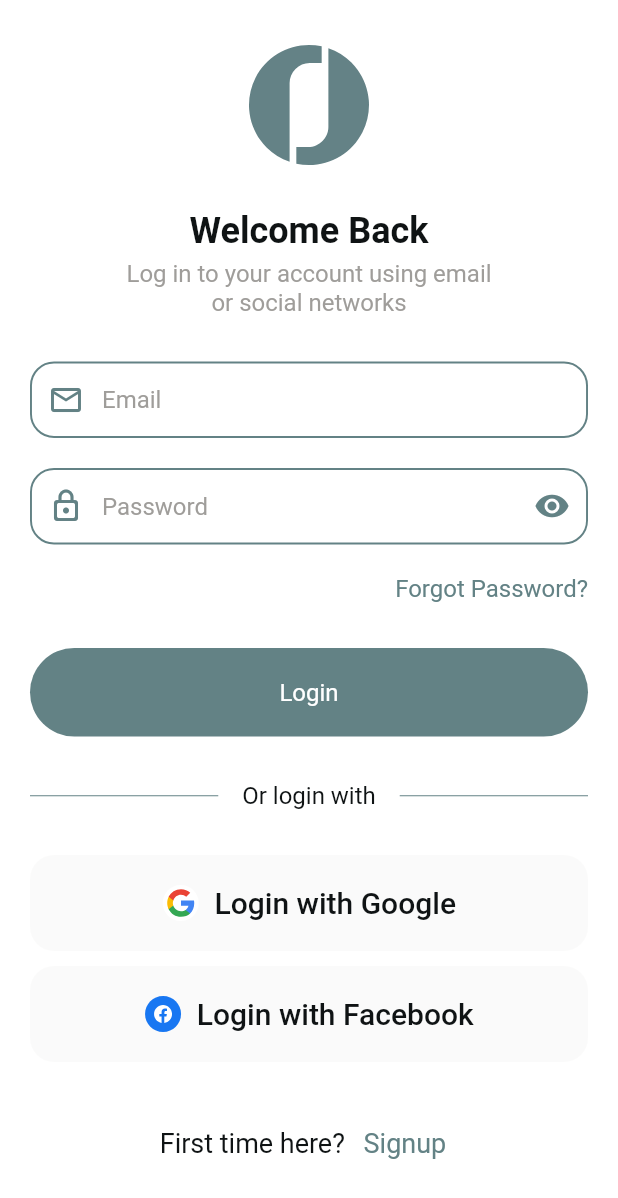
After one commit to mahmoudkamal14/fitme, a Flutter app: the LoginScreen screen opened by its route, after a tap on "Login", on a phone screen of 412 x 824 dp. The commit adds this screen. Shown: the top 1198 px of the screen. Run offline on Flutter 3.47's test engine with Material 3 defaults, Android fonts, the phone set to English and light mode, and no system bars; our stand-ins replace dio, flutter_bloc, flutter_screenutil, flutter_secure_storage, flutter_svg, get_it and 2 more; accounts and stored records are empty; generated files the repository leaves out were written again; network calls fail; Roboto replaces fonts that are missing (Poppins).

Commit message:
Login Screen Logic Done

```diff
--- /dev/null
+++ b/lib/core/networking/api_constants.dart
@@ -0,0 +1,4 @@
+class ApiConstants {
+  static const String baseUrl = 'http://mentorea.runasp.net';
+  static const String login = '/Auth/login';
+}
--- /dev/null
+++ b/lib/core/networking/api_result.dart
@@ -0,0 +1,18 @@
+abstract class ApiResult<T> {
+  const ApiResult();
+
+  factory ApiResult.success(T data) = Success;
+  factory ApiResult.failure(String message) = Failure;
+}
+
+class Success<T> extends ApiResult<T> {
+  final T data;
+
+  Success(this.data);
+}
+
+class Failure<T> extends ApiResult<T> {
+  final String message;
+
+  Failure(this.message);
+}
--- a/lib/core/routes/app_router.dart
+++ b/lib/core/routes/app_router.dart
@@ -1,4 +1,5 @@
 import 'package:fitme/core/routes/routes.dart';
+import 'package:fitme/feature/auth/presentation/screen/home_screen.dart';
 import 'package:fitme/feature/auth/presentation/screen/login_screen.dart';
 import 'package:fitme/feature/onboarding/screens/on_boarding_screen.dart';
 import 'package:flutter/material.dart';
@@ -10,6 +11,8 @@ class AppRouter {
         return MaterialPageRoute(builder: (_) => OnBoardingScreen());
       case Routes.loginScreen:
         return MaterialPageRoute(builder: (_) => LoginScreen());
+      case Routes.homeScreen:
+        return MaterialPageRoute(builder: (_) => HomeScreen());
     }
     return null;
   }
--- /dev/null
+++ b/lib/feature/auth/data/datasource/auth_dependency.dart
@@ -0,0 +1,19 @@
+import 'package:dio/dio.dart';
+import 'package:fitme/feature/auth/data/datasource/authentication_data_source.dart';
+import 'package:fitme/feature/auth/data/repository/auth_repository.dart';
+import 'package:fitme/feature/auth/presentation/logic/login_cubit.dart';
+import 'package:get_it/get_it.dart';
+
+final getIt = GetIt.instance;
+
+void authDependency() {
+  Dio dio = Dio();
+
+  getIt.registerLazySingleton<AuthenticationDataSource>(
+    () => AuthenticationDataSource(dio),
+  );
+
+  getIt.registerLazySingleton<AuthRepository>(() => AuthRepository(getIt()));
+
+  getIt.registerFactory<LoginCubit>(() => LoginCubit(getIt()));
+}
--- /dev/null
+++ b/lib/feature/auth/data/datasource/authentication_data_source.dart
@@ -0,0 +1,15 @@
+import 'package:dio/dio.dart';
+import 'package:fitme/core/networking/api_constants.dart';
+import 'package:fitme/feature/auth/data/model/login_request_body.dart';
+import 'package:fitme/feature/auth/data/model/login_response_model.dart';
+import 'package:retrofit/retrofit.dart';
+
+part 'authentication_data_source.g.dart';
+
+@RestApi(baseUrl: ApiConstants.baseUrl)
+abstract class AuthenticationDataSource {
+  factory AuthenticationDataSource(Dio dio) = _AuthenticationDataSource;
+
+  @POST(ApiConstants.login)
+  Future<LoginResponseModel> login(@Body() LoginRequestBody loginRequestBody);
+}
--- /dev/null
+++ b/lib/feature/auth/data/model/login_request_body.dart
@@ -0,0 +1,13 @@
+import 'package:json_annotation/json_annotation.dart';
+
+part 'login_request_body.g.dart';
+
+@JsonSerializable(createFactory: false)
+class LoginRequestBody {
+  final String? email;
+  final String? password;
+
+  LoginRequestBody({required this.email, required this.password});
+
+  Map<String, dynamic> toJson() => _$LoginRequestBodyToJson(this);
+}
--- /dev/null
+++ b/lib/feature/auth/data/model/login_response_model.dart
@@ -0,0 +1,27 @@
+import 'package:json_annotation/json_annotation.dart';
+
+part 'login_response_model.g.dart';
+
+@JsonSerializable(createToJson: false)
+class LoginResponseModel {
+  final String? name;
+  final String? id;
+  final String? email;
+  final String? token;
+  final String? expiresIn;
+  final String? refreshToken;
+  final String? refreshTokenExpiration;
+
+  LoginResponseModel({
+    required this.name,
+    required this.id,
+    required this.email,
+    required this.token,
+    required this.expiresIn,
+    required this.refreshToken,
+    required this.refreshTokenExpiration,
+  });
+
+  factory LoginResponseModel.fromJson(Map<String, dynamic> json) =>
+      _$LoginResponseModelFromJson(json);
+}
--- /dev/null
+++ b/lib/feature/auth/data/repository/auth_repository.dart
@@ -0,0 +1,22 @@
+import 'package:fitme/core/networking/api_result.dart';
+import 'package:fitme/feature/auth/data/datasource/authentication_data_source.dart';
+import 'package:fitme/feature/auth/data/model/login_request_body.dart';
+import 'package:fitme/feature/auth/data/model/login_response_model.dart';
+
+class AuthRepository {
+  final AuthenticationDataSource _dataSource;
+
+  AuthRepository(this._dataSource);
+
+  Future<ApiResult<LoginResponseModel>> login(
+    LoginRequestBody loginRequestBody,
+  ) async {
+    try {
+      final result = await _dataSource.login(loginRequestBody);
+
+      return ApiResult.success(result);
+    } catch (e) {
+      return ApiResult.failure(e.toString());
+    }
+  } // 50 10 2
+}
--- /dev/null
+++ b/lib/feature/auth/presentation/logic/login_cubit.dart
@@ -0,0 +1,34 @@
+import 'package:fitme/core/networking/api_result.dart';
+import 'package:fitme/feature/auth/data/model/login_request_body.dart';
+import 'package:fitme/feature/auth/data/model/login_response_model.dart';
+import 'package:fitme/feature/auth/data/repository/auth_repository.dart';
+import 'package:fitme/feature/auth/presentation/logic/login_state.dart';
+import 'package:flutter/widgets.dart';
+import 'package:flutter_bloc/flutter_bloc.dart';
+
+class LoginCubit extends Cubit<LoginState> {
+  final AuthRepository _repository;
+  LoginCubit(this._repository) : super(LoginInitial());
+
+  TextEditingController emailController = TextEditingController();
+  TextEditingController passwordController = TextEditingController();
+
+  static LoginCubit get(context) => BlocProvider.of(context);
+
+  // LoginResponseModel? userModel;
+
+  Future<void> login() async {
+    emit(LoginLoadingState());
+    final response = await _repository.login(
+      LoginRequestBody(
+        email: emailController.text,
+        password: passwordController.text,
+      ),
+    );
+    if (response is Success<LoginResponseModel>) {
+      emit(LoginSuccesState());
+    } else if (response is Failure) {
+      emit(LoginErrorState(message: response.toString()));
+    }
+  }
+}
--- /dev/null
+++ b/lib/feature/auth/presentation/logic/login_state.dart
@@ -0,0 +1,13 @@
+abstract class LoginState {}
+
+final class LoginInitial extends LoginState {}
+
+final class LoginLoadingState extends LoginState {}
+
+final class LoginSuccesState extends LoginState {}
+
+final class LoginErrorState extends LoginState {
+  final String message;
+
+  LoginErrorState({required this.message});
+}
--- /dev/null
+++ b/lib/feature/auth/presentation/screen/home_screen.dart
@@ -0,0 +1,10 @@
+import 'package:flutter/material.dart';
+
+class HomeScreen extends StatelessWidget {
+  const HomeScreen({super.key});
+
+  @override
+  Widget build(BuildContext context) {
+    return Scaffold(appBar: AppBar(title: Text('Login Screen')));
+  }
+}
--- a/lib/feature/auth/presentation/screen/login_screen.dart
+++ b/lib/feature/auth/presentation/screen/login_screen.dart
@@ -1,3 +1,4 @@
+import 'package:fitme/feature/auth/presentation/widgets/login_bloc_listener.dart';
 import 'package:fitme/feature/auth/presentation/widgets/login_form_widget.dart';
 import 'package:fitme/feature/auth/presentation/widgets/login_social_media_widget.dart';
 import 'package:fitme/feature/auth/presentation/widgets/login_welcome_message_widget.dart';
@@ -11,10 +12,12 @@ class LoginScreen extends StatelessWidget {
 
   @override
   Widget build(BuildContext context) {
-    return Scaffold(
+    return LoginBlocListener(
+      child: Scaffold(
         body: SafeArea(
           child: Padding(
             padding: EdgeInsets.symmetric(horizontal: 20.w),
+            child: SingleChildScrollView(
               child: Column(
                 spacing: 30.h,
                 mainAxisAlignment: MainAxisAlignment.start,
@@ -28,6 +31,8 @@ class LoginScreen extends StatelessWidget {
               ),
             ),
           ),
+        ),
+      ),
     );
   }
 }
--- /dev/null
+++ b/lib/feature/auth/presentation/widgets/login_bloc_listener.dart
@@ -0,0 +1,28 @@
+import 'package:fitme/core/helper/utils/extentions.dart';
+import 'package:fitme/core/routes/routes.dart';
+import 'package:fitme/feature/auth/data/datasource/auth_dependency.dart';
+import 'package:fitme/feature/auth/presentation/logic/login_cubit.dart';
+import 'package:fitme/feature/auth/presentation/logic/login_state.dart';
+import 'package:flutter/material.dart';
+import 'package:flutter_bloc/flutter_bloc.dart';
+
+class LoginBlocListener extends StatelessWidget {
+  const LoginBlocListener({super.key, required this.child});
+
+  final Widget child;
+
+  @override
+  Widget build(BuildContext context) {
+    return BlocProvider(
+      create: (context) => getIt<LoginCubit>(),
+      child: BlocListener<LoginCubit, LoginState>(
+        listener: (context, state) {
+          if (state is LoginSuccesState) {
+            context.navigateAndReplace(Routes.homeScreen);
+          }
+        },
+        child: child,
+      ),
+    );
+  }
+}
--- a/lib/feature/auth/presentation/widgets/login_form_widget.dart
+++ b/lib/feature/auth/presentation/widgets/login_form_widget.dart
@@ -1,4 +1,5 @@
 import 'package:fitme/core/widgets/app_text_form_field.dart';
+import 'package:fitme/feature/auth/presentation/logic/login_cubit.dart';
 import 'package:fitme/feature/auth/presentation/widgets/forgot_password_widget.dart';
 import 'package:flutter/material.dart';
 import 'package:flutter_screenutil/flutter_screenutil.dart';
@@ -8,17 +9,33 @@ class LoginFormWidget extends StatelessWidget {
 
   @override
   Widget build(BuildContext context) {
-    return Column(
+    var cubit = LoginCubit.get(context);
+    GlobalKey<FormState> formKey = GlobalKey();
+    return Form(
+      key: formKey,
+      child: Column(
         children: [
           AppTextFormField(
             hintText: 'Email',
             prefixIcon: Icon(Icons.email_outlined),
+            controller: cubit.emailController,
+            validator: (val) {
+              if (val!.isEmpty) {
+                return 'Email is required';
+              }
+            },
           ),
           SizedBox(height: 20.h),
           AppTextFormField(
             hintText: 'Password',
             prefixIcon: Icon(Icons.lock_outline_rounded),
             suffixIcon: Icon(Icons.visibility),
+            controller: cubit.passwordController,
+            validator: (val) {
+              if (val!.isEmpty) {
+                return 'Password is required';
+              }
+            },
           ),
           SizedBox(height: 20.h),
           ForgotPasswordWidget(),
@@ -27,12 +44,17 @@ class LoginFormWidget extends StatelessWidget {
             width: double.infinity,
             child: ElevatedButton(
               onPressed: () {
-              /////
+                if (formKey.currentState!.validate()) {
+                  cubit.login();
+
+                  print('Login......');
+                }
               },
               child: Text('Login'),
             ),
           ),
         ],
+      ),
     );
   }
 }
--- a/lib/main.dart
+++ b/lib/main.dart
@@ -1,6 +1,7 @@
 import 'package:fitme/app/fitme_app.dart';
 import 'package:fitme/core/cache/cache_helper.dart';
 import 'package:fitme/core/routes/app_router.dart';
+import 'package:fitme/feature/auth/data/datasource/auth_dependency.dart';
 import 'package:flutter/material.dart';
 import 'package:flutter_screenutil/flutter_screenutil.dart';
 
@@ -8,6 +9,7 @@ void main() async {
   WidgetsFlutterBinding.ensureInitialized();
 
   await CacheHelper().init();
+  authDependency();
 
   await ScreenUtil.ensureScreenSize();
   runApp(FitmeApp(appRouter: AppRouter()));
```
Also changed, not shown: pubspec.yaml (+7 -0 lines), lib/feature/auth/data/datasource/authentication_data_source.g.dart (added), lib/feature/auth/data/model/login_request_body.g.dart (added), lib/feature/auth/data/model/login_response_model.g.dart (added), pubspec.lock. Lines whose indentation alone changed are shown as unchanged.
